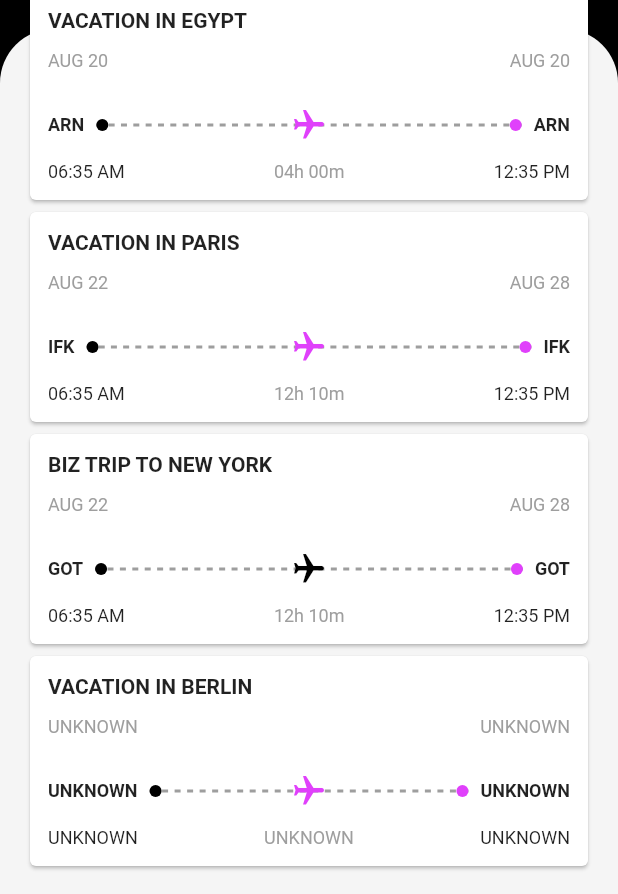
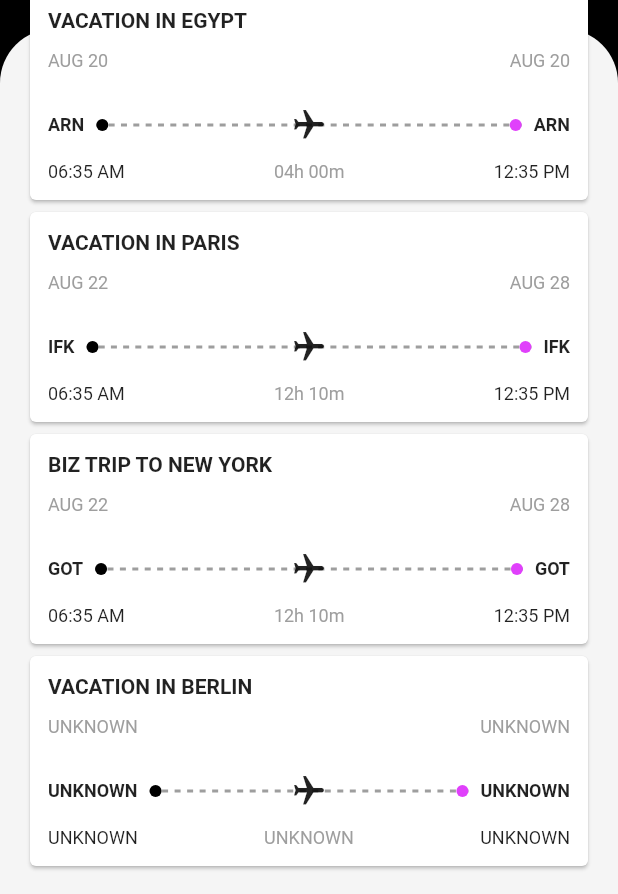
Before and after one commit to JAICHANGPARK/flutter_notebook_14th_story, a Flutter app: the FlightTicketPage screen opened by its route, on a phone screen of 412 x 824 dp. Shown: the part 271-1165 px from the top of the screen. Run offline on Flutter 3.47's test engine with Material 2 defaults, Android fonts, the phone set to English and light mode, and no system bars; our stand-ins replace card_swiper, date_picker_timeline, flutter_advanced_switch, flutter_lorem, freezed_annotation, get and 3 more; missing offline and left inert: rpgnamegenerator; network calls fail.

Commit message:
Update flight_ticket_page.dart

```diff
--- a/lib/ep896_flight_booking_app/ui/flight_ticket_page.dart
+++ b/lib/ep896_flight_booking_app/ui/flight_ticket_page.dart
@@ -143,9 +143,15 @@ class _FlightTicketPageState extends State<FlightTicketPage> {
                                                     left: 0,
                                                     child: RotatedBox(
                                                         quarterTurns: 1,
-                                                      child: Icon(Icons.flight,
-                                                      color: _ticket?.isRunning ?? false ? Colors.black :
-                                                        Colors.purpleAccent,))
+                                                        child:
+                                                        _ticket?.isRunning  ?? false == true ?
+                                                        Icon(
+                                                          Icons.flight,
+                                                        ):Icon(
+                                                          Icons.flight,
+                                                        )
+
+                                                    )
                                                 ),
                                                 Positioned(
                                                     left: 0,
```
Lines whose indentation alone changed are shown as unchanged.
